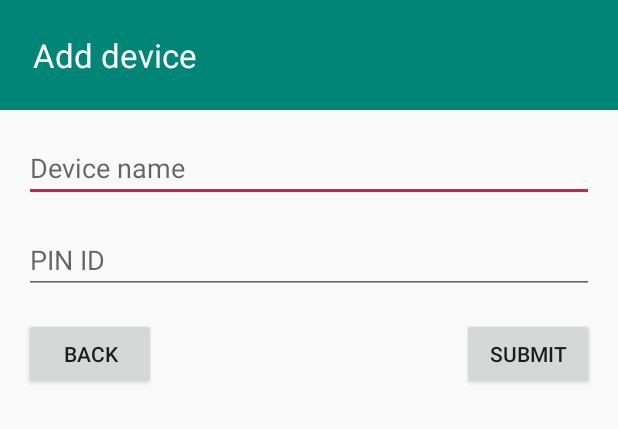
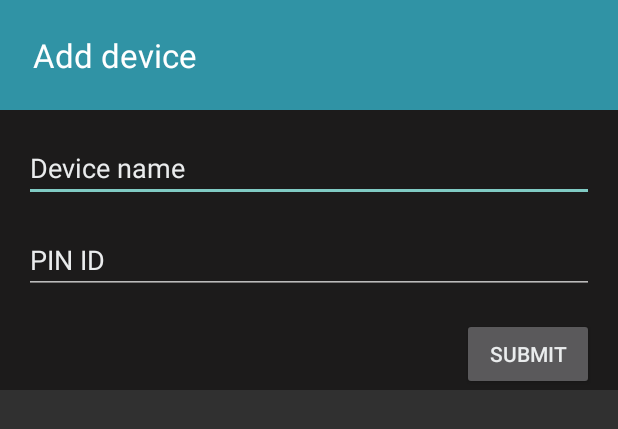
Before and after one commit to AmrSaber/Home-Automation-Android, an Android app: the layout add_device_popup.xml on its own in the app's theme, with its tools: preview values and no code run, on a phone screen of 412 x 824 dp. Shown: the top 429 px of the screen. Run offline under Robolectric (Android 15) with nearby library versions, the phone set to English and light mode, and no system bars.

Commit message:
popup is fixed, dark mode is enabled

```diff
--- a/app/src/main/AndroidManifest.xml
+++ b/app/src/main/AndroidManifest.xml
@@ -8,7 +8,7 @@
                  android:roundIcon="@mipmap/ic_launcher_round"
                  android:supportsRtl="true"
                  android:name=".App"
-                 android:theme="@style/AppTheme">
+                 android:theme="@style/Theme.AppCompat.NoActionBar">
         <activity android:name=".screens.MainActivity"
                   android:label="@string/app_name">
             <intent-filter>
--- a/app/src/main/res/layout/add_device_popup.xml
+++ b/app/src/main/res/layout/add_device_popup.xml
@@ -2,8 +2,7 @@
 <RelativeLayout xmlns:android="http://schemas.android.com/apk/res/android"
               android:layout_width="match_parent"
               android:layout_height="wrap_content"
-
->
+              android:background="#1c1b1b">
 
     <TextView
             android:id="@+id/add_device_heading"
@@ -14,6 +13,7 @@
             android:textSize="22sp"
             android:textColor="@color/textSecondaryColor"
             android:background="@color/colorPrimary"
+
     />
 
     <EditText
@@ -27,6 +27,7 @@
             android:layout_marginStart="@dimen/activityMargin"
             android:layout_below="@id/add_device_heading"
             android:layout_alignParentStart="true"
+            android:textColorHint="#eaeced"
     />
     <EditText
             android:id="@+id/pin_id_editText"
@@ -39,6 +40,7 @@
             android:layout_marginStart="@dimen/activityMargin"
             android:layout_below="@id/device_name_editText"
             android:layout_alignParentStart="true"
+            android:textColorHint="#eaeced"
     />
     <Button
             android:id="@+id/submit_device_button"
@@ -51,16 +53,7 @@
             android:onClick="submit_device"
             android:layout_below="@id/pin_id_editText"
             android:layout_alignParentEnd="true"
+            android:textColor="#eaeced"
     />
-    <Button
-            android:id="@+id/back_button"
-            android:layout_width="wrap_content"
-            android:layout_height="wrap_content"
-            android:text="@string/back"
-            android:layout_marginStart="@dimen/activityMargin"
-            android:layout_marginTop="@dimen/activityMargin"
-            android:onClick="back_button"
-            android:layout_below="@id/pin_id_editText"
-            android:layout_alignParentStart="true"
-    />
+
 </RelativeLayout>
--- a/app/src/main/res/layout/device_status_row.xml
+++ b/app/src/main/res/layout/device_status_row.xml
@@ -10,7 +10,7 @@
             android:text="device name"
             android:textSize="18sp"
             android:layout_margin="@dimen/activityMargin"
-            android:textColor="@color/textPrimaryColor"
+            android:textColor="@color/textSecondaryColor"
             android:layout_weight="1"
     />
     <Switch
--- a/app/src/main/res/values/colors.xml
+++ b/app/src/main/res/values/colors.xml
@@ -1,8 +1,8 @@
 <?xml version="1.0" encoding="utf-8"?>
 <resources>
-    <color name="colorPrimary">#008577</color>
-    <color name="colorPrimaryDark">#00574B</color>
-    <color name="colorAccent">#D81B60</color>
+    <color name="colorPrimary">#3093a5</color>
+    <color name="colorPrimaryDark">#24717f</color>
+    <color name="colorAccent">#f39eff</color>
     <color name="textPrimaryColor">#000</color>
     <color name="textSecondaryColor">#fff</color>
 </resources>
```
Also changed, not shown: app/src/main/java/com/test/homeautomation/screens/MainActivity.java (+7 -28 lines), app/src/main/java/com/test/homeautomation/screens/PopupWindow.java (added, +43 -0 lines), app/src/main/res/layout/activity_main.xml (+36 -10 lines).
